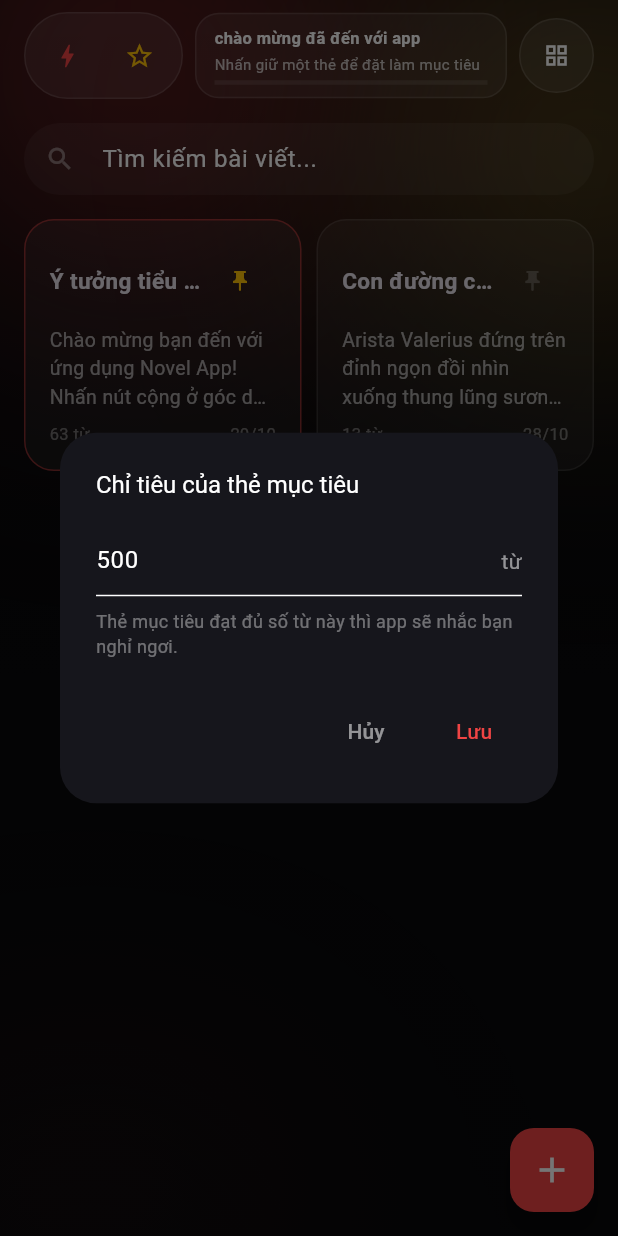
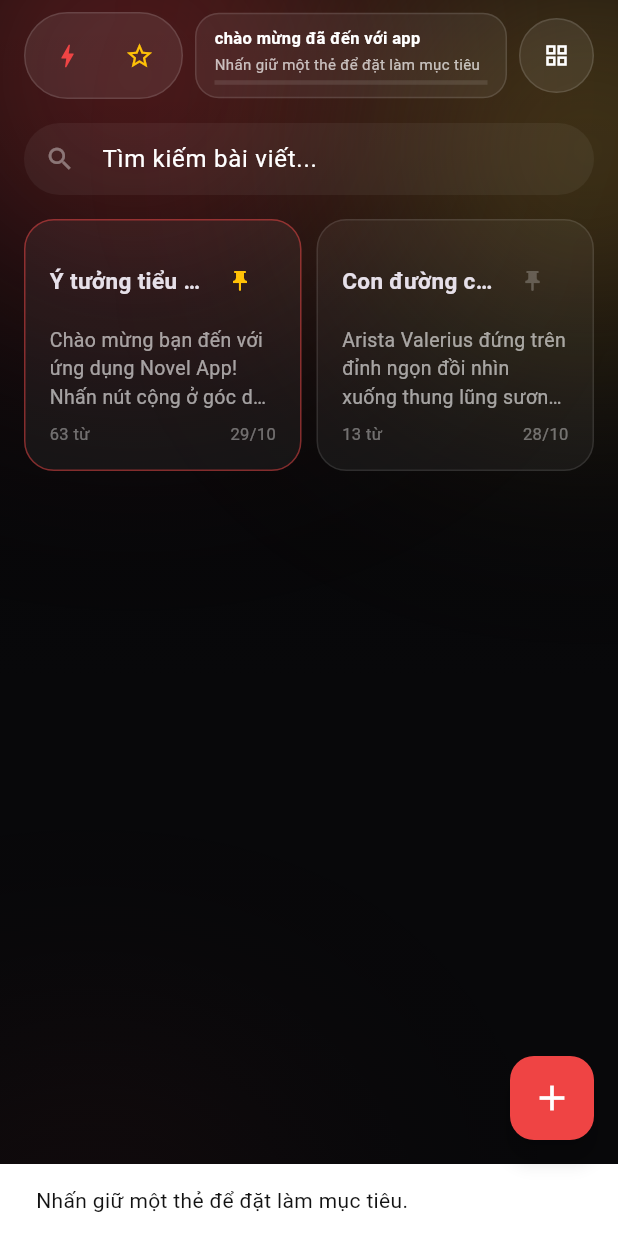
Before and after one commit to huunguyen4519-ship-it/Novel_app, a Flutter app: the screen it shows after launch, after a tap on "chào mừng đã đến với app", on a phone screen of 412 x 824 dp. Run offline on Flutter 3.47's test engine with Material 3 defaults, Android fonts, the phone set to English and light mode, and no system bars; our stand-ins replace shared_preferences.

Commit message:
Update main.dart

```diff
--- a/lib/main.dart
+++ b/lib/main.dart
@@ -28,6 +28,9 @@ const Color kWhite90 = Color(0xE6FFFFFF);
 
 /// Số ngày giữ bài trong thùng rác trước khi xóa vĩnh viễn.
 const int kTrashDays = 30;
+
+/// Chỉ tiêu mặc định (số từ) cho mỗi thẻ.
+const int kDefaultGoal = 500;
 
 extension ColorFade on Color {
   /// Trả về màu này với độ đục [opacity] (0.0 - 1.0).
@@ -86,6 +89,7 @@ String formatDate(DateTime date) {
 DateTime dateOnly(DateTime date) => DateTime(date.year, date.month, date.day);
 
 // ================= MODEL BÀI VIẾT =================
+
 class Note {
   Note({
     required this.id,
@@ -95,6 +99,7 @@ class Note {
     required this.updatedAt,
     this.deletedAt,
     this.restored = false,
+    this.goalTarget = kDefaultGoal,
   }) : words = countWords(content);
 
   final String id;
@@ -111,6 +116,9 @@ class Note {
 
   /// Số từ, luôn tính từ nội dung bằng [countWords].
   final int words;
+
+  /// Chỉ tiêu số từ riêng của thẻ này (dùng khi thẻ là thẻ mục tiêu).
+  final int goalTarget;
 
   Note copyWith({
     String? title,
@@ -120,6 +128,7 @@ class Note {
     DateTime? deletedAt,
     bool clearDeleted = false,
     bool? restored,
+    int? goalTarget,
   }) {
     return Note(
       id: id,
@@ -129,6 +138,7 @@ class Note {
       updatedAt: updatedAt ?? this.updatedAt,
       deletedAt: clearDeleted ? null : (deletedAt ?? this.deletedAt),
       restored: restored ?? this.restored,
+      goalTarget: goalTarget ?? this.goalTarget,
     );
   }
 
@@ -140,6 +150,7 @@ class Note {
         'updatedAt': updatedAt.toIso8601String(),
         'deletedAt': deletedAt?.toIso8601String(),
         'restored': restored,
+        'goalTarget': goalTarget,
       };
 
   factory Note.fromJson(Map<String, dynamic> json) {
@@ -155,6 +166,7 @@ class Note {
           ? null
           : DateTime.tryParse(json['deletedAt'] as String),
       restored: (json['restored'] as bool?) ?? false,
+      goalTarget: (json['goalTarget'] as int?) ?? kDefaultGoal,
     );
   }
 }
@@ -183,6 +195,7 @@ List<Note> _sampleNotes() {
       'giao diện, xuất file, mở thùng rác và xem chuỗi ngày viết liên tục.';
   const chapter =
       'Arista Valerius đứng trên đỉnh ngọn đồi nhìn xuống thung lũng sương mù...';
+
   return [
     Note(
       id: '1',
@@ -211,6 +224,7 @@ String _encodeNotes(List<Note> notes) =>
     jsonEncode(notes.map((n) => n.toJson()).toList());
 
 // ================= GỐC ỨNG DỤNG =================
+
 class NovelApp extends StatefulWidget {
   const NovelApp({super.key});
 
@@ -268,6 +282,7 @@ class _NovelAppState extends State<NovelApp> {
 }
 
 // ================= MÀN HÌNH CHÍNH =================
+
 class HomeScreen extends StatefulWidget {
   const HomeScreen({
     super.key,
@@ -286,9 +301,8 @@ class _HomeScreenState extends State<HomeScreen> {
   bool _isGridMode = true;
   String _searchQuery = '';
 
-  // Thẻ mục tiêu: mỗi lúc chỉ có 1 thẻ, thanh chỉ tiêu phía trên đếm theo thẻ này.
+  // Thẻ mục tiêu: mỗi lúc chỉ có 1 thẻ. Chỉ tiêu được lưu ngay trên từng thẻ.
   String? _goalNoteId;
-  int _goalTarget = 500;
 
   // Điểm danh chuỗi: số ngày liên tiếp có viết thêm nội dung.
   int _streakDays = 0;
@@ -312,18 +326,34 @@ class _HomeScreenState extends State<HomeScreen> {
     try {
       final prefs = await SharedPreferences.getInstance();
       _prefs = prefs;
+
       final rawNotes = prefs.getString('notes');
       notes = rawNotes == null ? _sampleNotes() : _decodeNotes(rawNotes);
+
       final rawTrash = prefs.getString('trash');
       if (rawTrash != null) trash = _decodeNotes(rawTrash);
+
       _goalNoteId = prefs.getString('goalNoteId');
-      _goalTarget = prefs.getInt('goalTarget') ?? 500;
+
+      // Chuyển chỉ tiêu cũ (một con số dùng chung) sang thẻ mục tiêu, chỉ làm một lần.
+      final legacyTarget = prefs.getInt('goalTarget');
+      if (legacyTarget != null &&
+          !(prefs.getBool('goalTargetMigrated') ?? false)) {
+        for (var i = 0; i < notes.length; i++) {
+          if (notes[i].id == _goalNoteId) {
+            notes[i] = notes[i].copyWith(goalTarget: legacyTarget);
+          }
+        }
+        await prefs.setBool('goalTargetMigrated', true);
+      }
+
       _streakDays = prefs.getInt('streakDays') ?? 0;
       final last = prefs.getString('lastStreak');
       _lastStreakDate = last == null ? null : DateTime.tryParse(last);
     } catch (_) {
       if (notes.isEmpty) notes = _sampleNotes();
     }
+
     if (!mounted) return;
     setState(() {
       _notes
@@ -344,13 +374,14 @@ class _HomeScreenState extends State<HomeScreen> {
     try {
       await prefs.setString('notes', _encodeNotes(_notes));
       await prefs.setString('trash', _encodeNotes(_trash));
+
       final goalId = _goalNoteId;
       if (goalId == null) {
         await prefs.remove('goalNoteId');
       } else {
         await prefs.setString('goalNoteId', goalId);
       }
-      await prefs.setInt('goalTarget', _goalTarget);
+
       await prefs.setInt('streakDays', _streakDays);
       final last = _lastStreakDate;
       if (last == null) {
@@ -377,12 +408,6 @@ class _HomeScreenState extends State<HomeScreen> {
     return null;
   }
 
-  /// Đang có thẻ mục tiêu và thẻ đó chưa đạt chỉ tiêu.
-  bool get _goalLocked {
-    final goal = _goalNote;
-    return goal != null && goal.words < _goalTarget;
-  }
-
   void _setGoal(Note note) {
     setState(() {
       _goalNoteId = note.id;
@@ -390,6 +415,16 @@ class _HomeScreenState extends State<HomeScreen> {
     _persist();
     ScaffoldMessenger.of(context).showSnackBar(
       SnackBar(content: Text('Đã đặt "${_titleOf(note)}" làm thẻ mục tiêu.')),
+    );
+  }
+
+  void _clearGoal() {
+    setState(() {
+      _goalNoteId = null;
+    });
+    _persist();
+    ScaffoldMessenger.of(context).showSnackBar(
+      const SnackBar(content: Text('Đã hủy thẻ mục tiêu.')),
     );
   }
 
@@ -481,16 +516,26 @@ class _HomeScreenState extends State<HomeScreen> {
   }
 
   Future<void> _showGoalDialog() async {
-    final goal = await showDialog<int>(
+    final goalNote = _goalNote;
+    if (goalNote == null) {
+      ScaffoldMessenger.of(context).showSnackBar(
+        const SnackBar(content: Text('Nhấn giữ một thẻ để đặt làm mục tiêu.')),
+      );
+      return;
+    }
+    final target = await showDialog<int>(
       context: context,
       builder: (context) => _GoalDialog(
-        initialGoal: _goalTarget,
+        initialGoal: goalNote.goalTarget,
         themeColor: widget.themeColor,
       ),
     );
-    if (goal == null || !mounted) return;
+    if (target == null || !mounted) return;
     setState(() {
-      _goalTarget = goal;
+      final index = _notes.indexWhere((n) => n.id == goalNote.id);
+      if (index >= 0) {
+        _notes[index] = _notes[index].copyWith(goalTarget: target);
+      }
     });
     _persist();
   }
@@ -591,18 +636,9 @@ class _HomeScreenState extends State<HomeScreen> {
 
   void _openNoteMenu(Note note) {
     final isGoal = note.id == _goalNoteId;
-    final locked = _goalLocked && !isGoal;
-    final goalNote = _goalNote;
-
-    String subtitle;
-    if (isGoal) {
-      subtitle = 'Thẻ này đang là mục tiêu.';
-    } else if (locked && goalNote != null) {
-      subtitle =
-          'Cần đạt chỉ tiêu của "${_titleOf(goalNote)}" trước khi chọn thẻ khác.';
-    } else {
-      subtitle = 'Thanh chỉ tiêu phía trên sẽ đếm theo thẻ này.';
-    }
+    final subtitle = isGoal
+        ? 'Thanh chỉ tiêu đang đếm theo thẻ này. Chỉ tiêu: ${note.goalTarget} từ.'
+        : 'Chỉ tiêu: ${note.goalTarget} từ. Đặt làm mục tiêu để đếm theo thẻ này.';
 
     showModalBottomSheet<void>(
       context: context,
@@ -638,16 +674,20 @@ class _HomeScreenState extends State<HomeScreen> {
               ),
               const SizedBox(height: 8),
               ListTile(
-                enabled: !isGoal && !locked,
                 leading: const Text('🐉', style: TextStyle(fontSize: 26)),
-                title: const Text('đặt thẻ này làm mục tiêu?',
-                    style: TextStyle(fontSize: 13, color: Colors.white)),
+                title: Text(
+                    isGoal ? 'hủy mục tiêu' : 'đặt thẻ này làm mục tiêu?',
+                    style: const TextStyle(fontSize: 13, color: Colors.white)),
                 subtitle: Text(subtitle,
                     style:
                         const TextStyle(fontSize: 11, color: Colors.white54)),
                 onTap: () {
                   Navigator.pop(sheetContext);
-                  _setGoal(note);
+                  if (isGoal) {
+                    _clearGoal();
+                  } else {
+                    _setGoal(note);
+                  }
                 },
               ),
               ListTile(
@@ -670,38 +710,45 @@ class _HomeScreenState extends State<HomeScreen> {
   // ---------- Soạn thảo ----------
 
   Future<void> _openEditor([Note? note]) async {
-    final isGoalNote = note != null && note.id == _goalNoteId;
+    final goalNote = (note != null && note.id == _goalNoteId) ? note : null;
+
     final result = await Navigator.of(context).push<Note>(
       MaterialPageRoute<Note>(
         builder: (context) => EditorScreen(
           note: note,
           themeColor: widget.themeColor,
-          goalTarget: isGoalNote ? _goalTarget : null,
-        ),
-      ),
-    );
+          goalTarget: goalNote?.goalTarget,
+        ),
+      ),
+    );
+
     if (result == null || !mounted) return;
 
     var reachedGoal = false;
     setState(() {
       final index = _notes.indexWhere((n) => n.id == result.id);
       final oldWords = index >= 0 ? _notes[index].words : 0;
+
       if (index >= 0) {
         _notes[index] = result;
       } else {
         _notes.add(result);
       }
+
       if (result.words > oldWords) {
         _recordStreak(dateOnly(DateTime.now()));
       }
+
       if (result.id == _goalNoteId &&
-          oldWords < _goalTarget &&
-          result.words >= _goalTarget) {
+          oldWords < result.goalTarget &&
+          result.words >= result.goalTarget) {
         reachedGoal = true;
       }
+
       _sortNotes();
     });
     _persist();
+
     if (reachedGoal) _showRestReminder();
   }
 
@@ -766,7 +813,9 @@ class _HomeScreenState extends State<HomeScreen> {
   Widget _buildHeader() {
     final goal = _goalNote;
     final goalWords = goal?.words ?? 0;
-    final ratio = _goalTarget > 0 ? goalWords / _goalTarget : 0.0;
+
+    final target = goal?.goalTarget ?? kDefaultGoal;
+    final ratio = target > 0 ? goalWords / target : 0.0;
     final progress = ratio > 1.0 ? 1.0 : ratio;
 
     final line1 = goal == null
@@ -774,7 +823,7 @@ class _HomeScreenState extends State<HomeScreen> {
         : '🐉 ${_titleOf(goal)}';
     final line2 = goal == null
         ? 'Nhấn giữ một thẻ để đặt làm mục tiêu'
-        : '$goalWords / $_goalTarget từ';
+        : '$goalWords / $target từ';
 
     return Row(
       children: [
@@ -899,7 +948,6 @@ class _HomeScreenState extends State<HomeScreen> {
     }
 
     const listPadding = EdgeInsets.only(bottom: 88);
-
     if (_isGridMode) {
       return GridView.builder(
         padding: listPadding,
@@ -916,7 +964,6 @@ class _HomeScreenState extends State<HomeScreen> {
         },
       );
     }
-
     return ListView.builder(
       padding: listPadding,
       itemCount: notes.length,
@@ -929,7 +976,6 @@ class _HomeScreenState extends State<HomeScreen> {
 
   Widget _buildNoteCard(Note note, {Key? key}) {
     final isGoal = note.id == _goalNoteId;
-
     final contentText = Text(
       note.content.isEmpty ? '(Chưa có nội dung)' : previewText(note.content),
       maxLines: _isGridMode ? 3 : 4,
@@ -1004,7 +1050,7 @@ class _HomeScreenState extends State<HomeScreen> {
               children: [
                 Text(
                   isGoal
-                      ? '${note.words} / $_goalTarget từ'
+                      ? '${note.words} / ${note.goalTarget} từ'
                       : '${note.words} từ',
                   style: const TextStyle(color: Colors.white38, fontSize: 11),
                 ),
@@ -1097,9 +1143,9 @@ class _SoftBackground extends StatelessWidget {
 }
 
 // ================= HỘP THOẠI CHỈ TIÊU =================
+
 class _GoalDialog extends StatefulWidget {
   const _GoalDialog({required this.initialGoal, required this.themeColor});
-
   final int initialGoal;
   final Color themeColor;
 
@@ -1305,7 +1351,6 @@ class _StarMenuSheetState extends State<_StarMenuSheet> {
                       fontSize: 17,
                       fontWeight: FontWeight.bold)),
               const SizedBox(height: 20),
-
               // --- Điểm danh chuỗi ---
               Container(
                 padding: const EdgeInsets.all(14),
@@ -1329,7 +1374,6 @@ class _StarMenuSheetState extends State<_StarMenuSheet> {
                 ),
               ),
               const SizedBox(height: 12),
-
               // --- Thùng rác ---
               InkWell(
                 borderRadius: BorderRadius.circular(18),
@@ -1363,7 +1407,6 @@ class _StarMenuSheetState extends State<_StarMenuSheet> {
                 ),
               ),
               const SizedBox(height: 24),
-
               // --- Màu chủ đề ---
               const Text('Màu chủ đề',
                   style: TextStyle(color: Colors.white70, fontSize: 13)),
@@ -1395,7 +1438,6 @@ class _StarMenuSheetState extends State<_StarMenuSheet> {
                 }).toList(),
               ),
               const SizedBox(height: 28),
-
               // --- Xuất file ---
               const Text('Xuất file',
                   style: TextStyle(color: Colors.white70, fontSize: 13)),
@@ -1509,6 +1551,7 @@ class _StarMenuSheetState extends State<_StarMenuSheet> {
 }
 
 // ================= MÀN HÌNH THÙNG RÁC =================
+
 class TrashScreen extends StatefulWidget {
   const TrashScreen({
     super.key,
@@ -1681,6 +1724,7 @@ class _TrashScreenState extends State<TrashScreen> {
 }
 
 // ================= MÀN HÌNH SOẠN THẢO =================
+
 class EditorScreen extends StatefulWidget {
   const EditorScreen({
     super.key,
@@ -1717,6 +1761,7 @@ class _EditorScreenState extends State<EditorScreen> {
     final title = _titleController.text.trim();
     final old = widget.note;
     final Note note;
+
     if (old == null) {
       note = Note(
         id: DateTime.now().microsecondsSinceEpoch.toString(),
@@ -1737,6 +1782,7 @@ class _EditorScreenState extends State<EditorScreen> {
   @override
   Widget build(BuildContext context) {
     final target = widget.goalTarget;
+
     return Scaffold(
       backgroundColor: const Color(0xFF08080A),
       appBar: AppBar(
@@ -1752,6 +1798,7 @@ class _EditorScreenState extends State<EditorScreen> {
             final text = target == null
                 ? '$words từ'
                 : '🐉 $words / $target từ';
+
             return Text(
               text,
               style: const TextStyle(fontSize: 14, color: Colors.white70),
```
